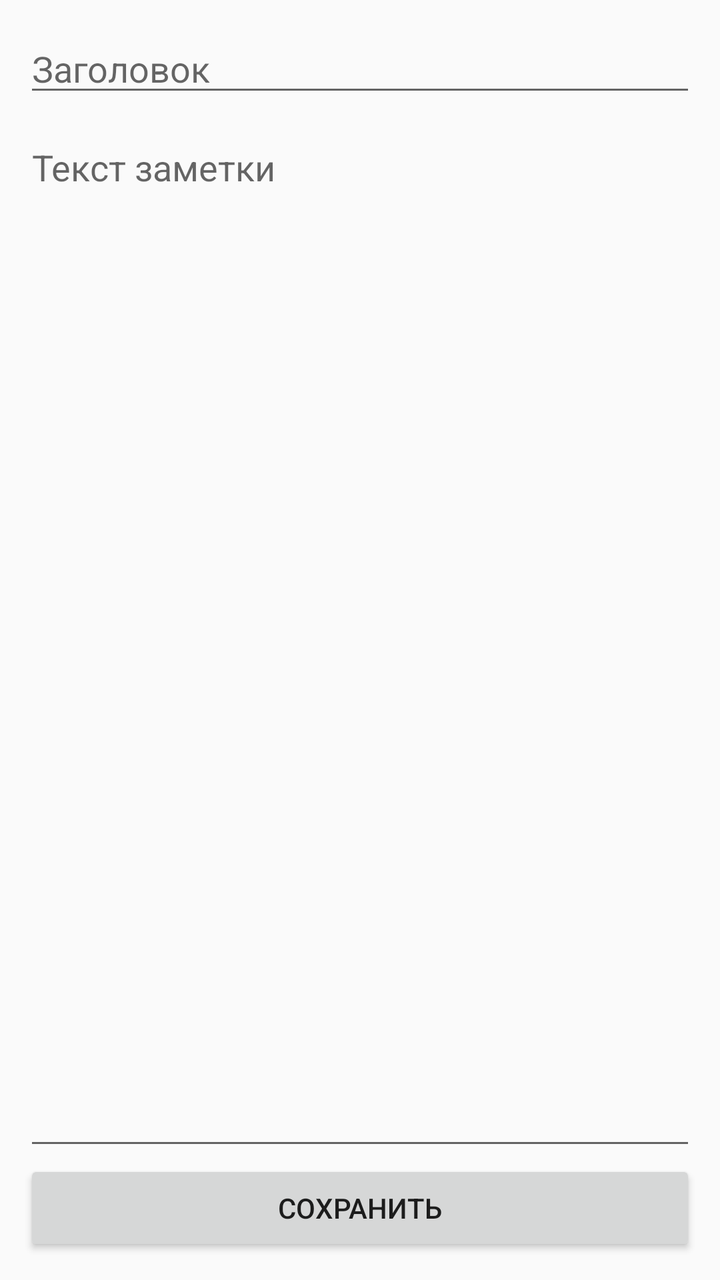
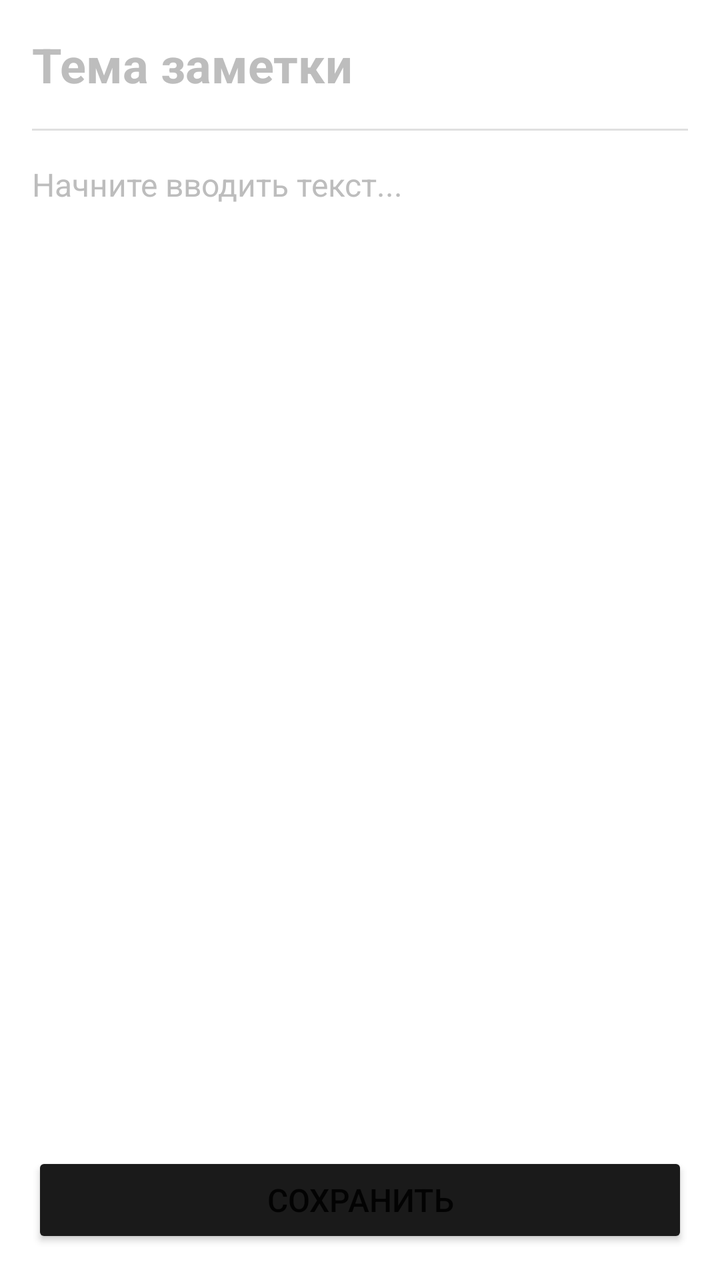

Two renders of the same Android screen: before a commit and after it. Below are the layout's source before the change and the commit's diff.
<!-- AndroidManifest.xml: application theme Theme.SimpleNotes -->
<!-- res/layout/activity_edit_note.xml -->
<LinearLayout xmlns:android="http://schemas.android.com/apk/res/android"
    android:padding="12dp"
    android:orientation="vertical"
    android:layout_width="match_parent"
    android:layout_height="match_parent">

    <EditText
        android:id="@+id/editTitle"
        android:hint="@string/title"
        android:layout_width="match_parent"
        android:layout_height="wrap_content"/>

    <EditText
        android:id="@+id/editContent"
        android:hint="@string/content"
        android:gravity="top"
        android:layout_marginTop="8dp"
        android:layout_width="match_parent"
        android:layout_height="0dp"
        android:layout_weight="1"/>

    <Button
        android:id="@+id/btnSave"
        android:text="@string/save"
        android:layout_width="match_parent"
        android:layout_height="wrap_content"/>
</LinearLayout>
<!-- resources referenced by this layout -->
<resources>
  <string name="content">Текст заметки</string>
  <string name="save">Сохранить</string>
  <string name="title">Заголовок</string>
  <style name="Theme.SimpleNotes" parent="Theme.AppCompat.Light.DarkActionBar">
          <item name="colorPrimary">@color/purple_500</item>
      </style>
  <color name="purple_500">#6200EE</color>
</resources>

<!-- the commit's change to res/layout/activity_edit_note.xml (unified diff, before → after) -->
@@ -1,27 +1,127 @@
-<LinearLayout xmlns:android="http://schemas.android.com/apk/res/android"
-    android:padding="12dp"
-    android:orientation="vertical"
+<?xml version="1.0" encoding="utf-8"?>
+<androidx.constraintlayout.widget.ConstraintLayout 
+    xmlns:android="http://schemas.android.com/apk/res/android"
+    xmlns:app="http://schemas.android.com/apk/res-auto"
     android:layout_width="match_parent"
-    android:layout_height="match_parent">
+    android:layout_height="match_parent"
+    android:background="@color/background"
+    android:padding="16dp">
 
+    
+    <ProgressBar
+        android:id="@+id/progressBar"
+        android:layout_width="wrap_content"
+        android:layout_height="wrap_content"
+        android:visibility="gone"
+        app:layout_constraintTop_toTopOf="parent"
+        app:layout_constraintBottom_toBottomOf="parent"
+        app:layout_constraintStart_toStartOf="parent"
+        app:layout_constraintEnd_toEndOf="parent" />
+
+    
     <EditText
         android:id="@+id/editTitle"
-        android:hint="@string/title"
-        android:layout_width="match_parent"
-        android:layout_height="wrap_content"/>
+        android:layout_width="0dp"
+        android:layout_height="wrap_content"
+        android:hint="Тема заметки"
+        android:textSize="24sp"
+        android:textStyle="bold"
+        android:textColor="@color/text_primary"
+        android:textColorHint="@color/text_hint"
+        android:background="@null"
+        android:inputType="textCapSentences"
+        android:maxLines="2"
+        app:layout_constraintTop_toTopOf="parent"
+        app:layout_constraintStart_toStartOf="parent"
+        app:layout_constraintEnd_toEndOf="parent" />
 
-    <EditText
-        android:id="@+id/editContent"
-        android:hint="@string/content"
-        android:gravity="top"
-        android:layout_marginTop="8dp"
-        android:layout_width="match_parent"
+    
+    <View
+        android:id="@+id/divider"
+        android:layout_width="0dp"
+        android:layout_height="1dp"
+        android:layout_marginTop="16dp"
+        android:background="@color/divider"
+        app:layout_constraintTop_toBottomOf="@id/editTitle"
+        app:layout_constraintStart_toStartOf="parent"
+        app:layout_constraintEnd_toEndOf="parent" />
+
+    
+    <LinearLayout
+        android:id="@+id/layoutTextNote"
+        android:layout_width="0dp"
         android:layout_height="0dp"
-        android:layout_weight="1"/>
+        android:orientation="vertical"
+        android:layout_marginTop="16dp"
+        android:layout_marginBottom="16dp"
+        android:visibility="visible"
+        app:layout_constraintTop_toBottomOf="@id/divider"
+        app:layout_constraintBottom_toTopOf="@id/btnSave"
+        app:layout_constraintStart_toStartOf="parent"
+        app:layout_constraintEnd_toEndOf="parent">
 
+        <EditText
+            android:id="@+id/editContent"
+            android:layout_width="match_parent"
+            android:layout_height="match_parent"
+            android:hint="Начните вводить текст..."
+            android:textSize="16sp"
+            android:textColor="@color/text_primary"
+            android:textColorHint="@color/text_hint"
+            android:background="@null"
+            android:gravity="top"
+            android:inputType="textMultiLine|textCapSentences" />
+    </LinearLayout>
+
+    
+    <androidx.constraintlayout.widget.ConstraintLayout
+        android:id="@+id/layoutChecklist"
+        android:layout_width="0dp"
+        android:layout_height="0dp"
+        android:layout_marginTop="16dp"
+        android:layout_marginBottom="16dp"
+        android:visibility="gone"
+        app:layout_constraintTop_toBottomOf="@id/divider"
+        app:layout_constraintBottom_toTopOf="@id/btnSave"
+        app:layout_constraintStart_toStartOf="parent"
+        app:layout_constraintEnd_toEndOf="parent">
+
+        
+        <androidx.recyclerview.widget.RecyclerView
+            android:id="@+id/recyclerChecklist"
+            android:layout_width="0dp"
+            android:layout_height="0dp"
+            android:clipToPadding="false"
+            android:paddingBottom="80dp"
+            app:layout_constraintTop_toTopOf="parent"
+            app:layout_constraintBottom_toBottomOf="parent"
+            app:layout_constraintStart_toStartOf="parent"
+            app:layout_constraintEnd_toEndOf="parent" />
+
+        
+        <com.google.android.material.floatingactionbutton.FloatingActionButton
+            android:id="@+id/fabAddItem"
+            android:layout_width="wrap_content"
+            android:layout_height="wrap_content"
+            android:layout_marginEnd="16dp"
+            android:layout_marginBottom="16dp"
+            android:src="@android:drawable/ic_input_add"
+            android:contentDescription="Добавить элемент"
+            app:tint="@color/white"
+            app:layout_constraintEnd_toEndOf="parent"
+            app:layout_constraintBottom_toBottomOf="parent" />
+    </androidx.constraintlayout.widget.ConstraintLayout>
+
+    
     <Button
         android:id="@+id/btnSave"
-        android:text="@string/save"
-        android:layout_width="match_parent"
-        android:layout_height="wrap_content"/>
-</LinearLayout>
+        android:layout_width="0dp"
+        android:layout_height="wrap_content"
+        android:text="Сохранить"
+        android:textSize="16sp"
+        android:backgroundTint="@color/primary"
+        app:layout_constraintBottom_toBottomOf="parent"
+        app:layout_constraintStart_toStartOf="parent"
+        app:layout_constraintEnd_toEndOf="parent" />
+
+</androidx.constraintlayout.widget.ConstraintLayout>
<!-- resource entries referenced after the edit -->
@@ -1,11 +1,14 @@
 <!-- resources referenced by this layout -->
 <resources>
-  <string name="content">Текст заметки</string>
-  <string name="save">Сохранить</string>
-  <string name="title">Заголовок</string>
+  <color name="background">#FFFFFF</color>
+  <color name="divider">#E0E0E0</color>
+  <color name="primary">#1A1A1A</color>
+  <color name="text_hint">#BDBDBD</color>
+  <color name="text_primary">#1A1A1A</color>
+  <color name="white">#FFFFFF</color>
   <style name="Theme.SimpleNotes" parent="Theme.AppCompat.Light.DarkActionBar">
           <item name="colorPrimary">@color/purple_500</item>
       </style>
-  <color name="purple_500">#6200EE</color>
+  <color name="purple_500">#1A1A1A</color>
 </resources>
 
